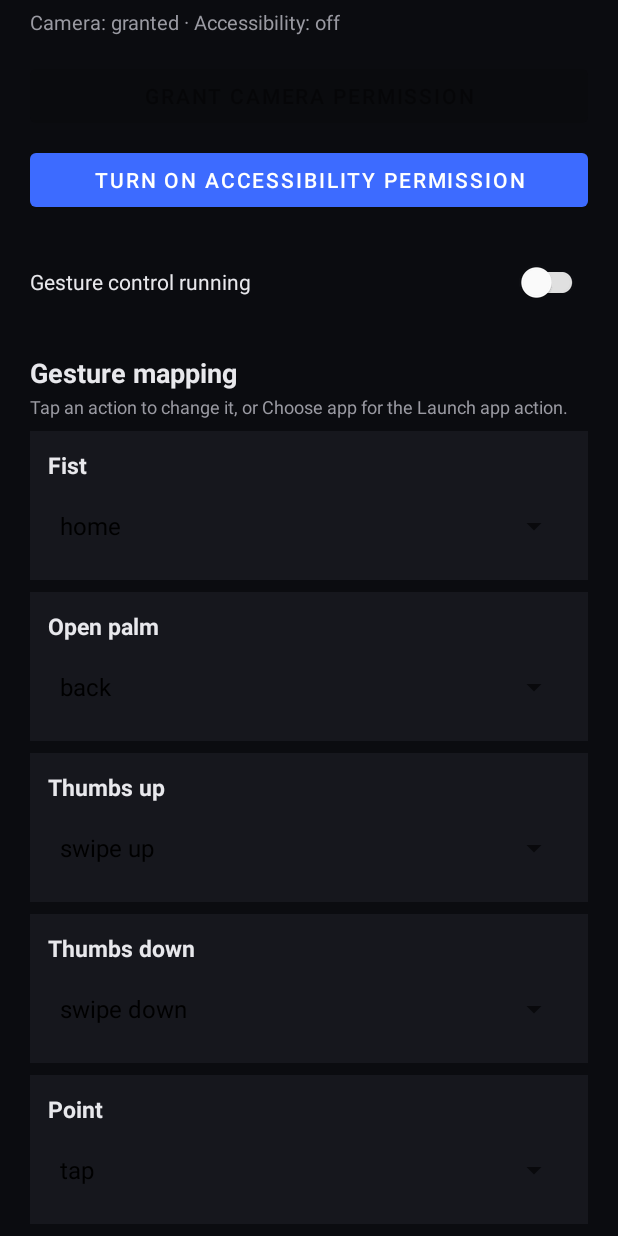
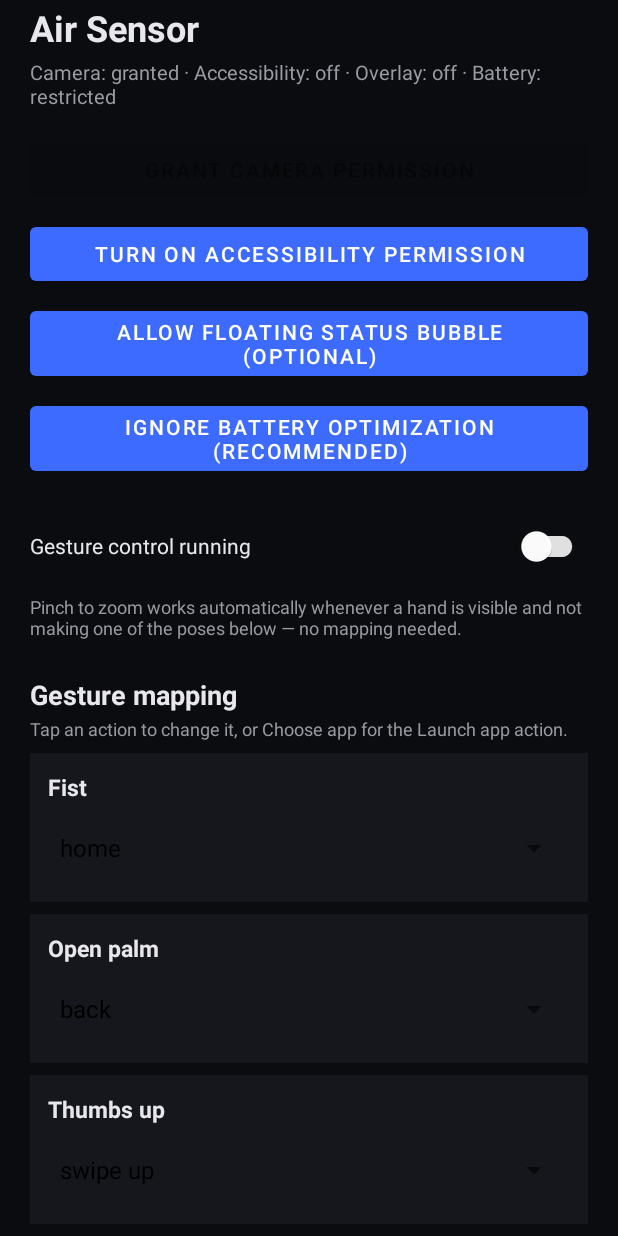
Before and after one commit to selvavishnum/Ai-motion-option, an Android app: the screen it shows after launch (MainActivity), on a phone screen of 412 x 824 dp. Run offline under Robolectric (Android 15) with nearby library versions, the phone set to English and light mode, and no system bars; pictures from the network do not load.

Commit message:
Rebrand to Air Sensor, add pinch-zoom, recents, overlay bubble
Requested feature set: pinch-to-zoom, a real "next app" action, a
floating status bubble ("draw over other apps"), background-service
battery-exemption, and a rebrand (name + adaptive launcher icon).
Targets Android 12+ (minSdk 31), per requirements.

- Pinch zoom: continuous thumb/index-tip distance tracking across
  frames (GestureControlService), dispatched as a real two-finger
  pinch via AccessibilityService multi-touch (two simultaneous
  strokes). Runs automatically whenever a hand is visible and not
  making one of the six discrete poses, rather than being tied to
  the remappable per-gesture table, since it's a motion, not a pose.
- "Next app" -> ActionType.RECENTS -> GLOBAL_ACTION_RECENTS (opens
  the app switcher). This is intentionally NOT a silent jump to a
  specific other app: Android exposes no API for that, so building
  one would be dishonest about what the app can actually do.
- OverlayBubbleService: a small draggable dot shown over every app
  via SYSTEM_ALERT_WINDOW, tap to reopen Air Sensor. Optional --
  gesture control works without it.
- MainActivity: buttons + live status for the overlay and
  battery-optimization-exemption permissions, alongside the
  existing camera/accessibility ones.
- App renamed to "Air Sensor"; new adaptive launcher icon (palm +
  motion-arc glyph) replacing the placeholder system icon.

Co-Authored-By: Claude Sonnet 5 <noreply@anthropic.com>
Claude-Session: https://claude.ai/code/session_01DbERAWR5aMG76PERJQ63HZ

```diff
--- a/android/app/build.gradle.kts
+++ b/android/app/build.gradle.kts
@@ -9,10 +9,10 @@ android {
 
     defaultConfig {
         applicationId = "com.aimotion.handsfree"
-        minSdk = 26
+        minSdk = 31 // Android 12+, per requirements
         targetSdk = 34
-        versionCode = 1
-        versionName = "0.1.0"
+        versionCode = 2
+        versionName = "0.2.0"
     }
 
     signingConfigs {
--- a/android/app/src/main/java/com/aimotion/handsfree/MainActivity.kt
+++ b/android/app/src/main/java/com/aimotion/handsfree/MainActivity.kt
@@ -1,9 +1,12 @@
 package com.aimotion.handsfree
 
 import android.Manifest
+import android.content.Context
 import android.content.Intent
 import android.content.pm.PackageManager
+import android.net.Uri
 import android.os.Bundle
+import android.os.PowerManager
 import android.provider.Settings
 import android.text.TextUtils
 import androidx.activity.result.contract.ActivityResultContracts
@@ -16,6 +19,7 @@ import com.aimotion.handsfree.gesture.Gesture
 import com.aimotion.handsfree.gesture.GestureAction
 import com.aimotion.handsfree.gesture.GestureControlService
 import com.aimotion.handsfree.gesture.GestureMappingStore
+import com.aimotion.handsfree.overlay.OverlayBubbleService
 
 class MainActivity : AppCompatActivity() {
 
@@ -50,6 +54,13 @@ class MainActivity : AppCompatActivity() {
         binding.openAccessibilityButton.setOnClickListener {
             startActivity(Intent(Settings.ACTION_ACCESSIBILITY_SETTINGS))
         }
+        binding.openOverlayButton.setOnClickListener {
+            startActivity(Intent(Settings.ACTION_MANAGE_OVERLAY_PERMISSION, Uri.parse("package:$packageName")))
+        }
+        binding.openBatteryButton.setOnClickListener {
+            @Suppress("BatteryLife")
+            startActivity(Intent(Settings.ACTION_REQUEST_IGNORE_BATTERY_OPTIMIZATIONS, Uri.parse("package:$packageName")))
+        }
         binding.serviceSwitch.setOnCheckedChangeListener { _, checked ->
             if (checked) maybeStartService() else GestureControlService.stop(this)
         }
@@ -58,6 +69,7 @@ class MainActivity : AppCompatActivity() {
     override fun onResume() {
         super.onResume()
         refreshStatus()
+        if (Settings.canDrawOverlays(this)) OverlayBubbleService.start(this)
     }
 
     private fun hasCameraPermission() =
@@ -77,12 +89,22 @@ class MainActivity : AppCompatActivity() {
     private fun refreshStatus() {
         val cameraOk = hasCameraPermission()
         val a11yOk = isAccessibilityServiceEnabled()
+        val overlayOk = Settings.canDrawOverlays(this)
+        val batteryOk = (getSystemService(Context.POWER_SERVICE) as PowerManager)
+            .isIgnoringBatteryOptimizations(packageName)
+
         binding.statusText.text = buildString {
             append(if (cameraOk) "Camera: granted" else "Camera: not granted")
             append(" · ")
             append(if (a11yOk) "Accessibility: on" else "Accessibility: off")
+            append(" · ")
+            append(if (overlayOk) "Overlay: on" else "Overlay: off")
+            append(" · ")
+            append(if (batteryOk) "Battery: unrestricted" else "Battery: restricted")
         }
         binding.grantCameraButton.isEnabled = !cameraOk
+        binding.openOverlayButton.isEnabled = !overlayOk
+        binding.openBatteryButton.isEnabled = !batteryOk
         binding.serviceSwitch.isEnabled = cameraOk && a11yOk
     }
 
--- a/android/app/src/main/java/com/aimotion/handsfree/gesture/ActionDispatcher.kt
+++ b/android/app/src/main/java/com/aimotion/handsfree/gesture/ActionDispatcher.kt
@@ -21,4 +21,8 @@ object ActionDispatcher {
     fun fire(action: GestureAction) {
         serviceRef?.get()?.perform(action)
     }
+
+    fun pinch(zoomIn: Boolean) {
+        serviceRef?.get()?.pinch(zoomIn)
+    }
 }
--- a/android/app/src/main/java/com/aimotion/handsfree/gesture/GestureAction.kt
+++ b/android/app/src/main/java/com/aimotion/handsfree/gesture/GestureAction.kt
@@ -1,6 +1,13 @@
 package com.aimotion.handsfree.gesture
 
-enum class ActionType { SWIPE_UP, SWIPE_DOWN, SWIPE_LEFT, SWIPE_RIGHT, TAP, BACK, HOME, LAUNCH_APP }
+enum class ActionType {
+    SWIPE_UP, SWIPE_DOWN, SWIPE_LEFT, SWIPE_RIGHT, TAP, BACK, HOME, LAUNCH_APP,
+
+    /** Opens the Recents/app-switcher overview — the real, reliable version of "next app".
+     * Android exposes no API for silently jumping to a specific other app; only the switcher
+     * UI is available, same as swiping up-and-hold on stock Android gesture navigation. */
+    RECENTS,
+}
 
 data class GestureAction(val type: ActionType, val packageName: String? = null) {
     fun describe(): String = when (type) {
--- /dev/null
+++ b/android/app/src/main/res/drawable/overlay_bubble_background.xml
@@ -0,0 +1,4 @@
+<shape xmlns:android="http://schemas.android.com/apk/res/android" android:shape="oval">
+    <solid android:color="#3D6BFF" />
+    <stroke android:width="2dp" android:color="#F5F7FF" />
+</shape>
--- a/android/app/src/main/res/layout/activity_main.xml
+++ b/android/app/src/main/res/layout/activity_main.xml
@@ -42,6 +42,20 @@
             android:layout_marginTop="8dp"
             android:text="Turn on Accessibility permission" />
 
+        <Button
+            android:id="@+id/openOverlayButton"
+            android:layout_width="match_parent"
+            android:layout_height="wrap_content"
+            android:layout_marginTop="8dp"
+            android:text="Allow floating status bubble (optional)" />
+
+        <Button
+            android:id="@+id/openBatteryButton"
+            android:layout_width="match_parent"
+            android:layout_height="wrap_content"
+            android:layout_marginTop="8dp"
+            android:text="Ignore battery optimization (recommended)" />
+
         <com.google.android.material.switchmaterial.SwitchMaterial
             android:id="@+id/serviceSwitch"
             android:layout_width="match_parent"
@@ -49,6 +63,14 @@
             android:layout_marginTop="20dp"
             android:text="Gesture control running"
             android:textColor="@color/onSurface" />
+
+        <TextView
+            android:layout_width="wrap_content"
+            android:layout_height="wrap_content"
+            android:layout_marginTop="8dp"
+            android:text="Pinch to zoom works automatically whenever a hand is visible and not making one of the poses below — no mapping needed."
+            android:textColor="@color/muted"
+            android:textSize="12sp" />
 
         <TextView
             android:layout_width="wrap_content"
--- /dev/null
+++ b/android/app/src/main/res/mipmap-anydpi-v26/ic_launcher.xml
@@ -0,0 +1,5 @@
+<?xml version="1.0" encoding="utf-8"?>
+<adaptive-icon xmlns:android="http://schemas.android.com/apk/res/android">
+    <background android:drawable="@drawable/ic_launcher_background" />
+    <foreground android:drawable="@drawable/ic_launcher_foreground" />
+</adaptive-icon>
--- /dev/null
+++ b/android/app/src/main/res/mipmap-anydpi-v26/ic_launcher_round.xml
@@ -0,0 +1,5 @@
+<?xml version="1.0" encoding="utf-8"?>
+<adaptive-icon xmlns:android="http://schemas.android.com/apk/res/android">
+    <background android:drawable="@drawable/ic_launcher_background" />
+    <foreground android:drawable="@drawable/ic_launcher_foreground" />
+</adaptive-icon>
--- a/android/app/src/main/res/values/strings.xml
+++ b/android/app/src/main/res/values/strings.xml
@@ -1,6 +1,6 @@
 <resources>
-    <string name="app_name">Hands-Free Gestures</string>
-    <string name="accessibility_service_description">Lets air-gestures detected via the front camera control other apps: swipe, tap, back, home, and launching apps.</string>
+    <string name="app_name">Air Sensor</string>
+    <string name="accessibility_service_description">Lets air-gestures detected via the front camera control other apps system-wide: swipe, pinch to zoom, tap, back, home, open recents, and launching apps.</string>
     <string name="notification_channel_name">Gesture control running</string>
     <string name="notification_text">Watching for hand gestures</string>
 </resources>
```
Also changed, not shown: android/app/src/main/AndroidManifest.xml (+11 -1 lines), android/app/src/main/java/com/aimotion/handsfree/gesture/GestureAccessibilityService.kt (+33 -0 lines), android/app/src/main/java/com/aimotion/handsfree/gesture/GestureControlService.kt (+43 -0 lines), android/app/src/main/java/com/aimotion/handsfree/overlay/OverlayBubbleService.kt (added, +124 -0 lines), android/app/src/main/res/drawable/ic_launcher_background.xml (added, +13 -0 lines), android/app/src/main/res/drawable/ic_launcher_foreground.xml (added, +44 -0 lines), 1 other file.
